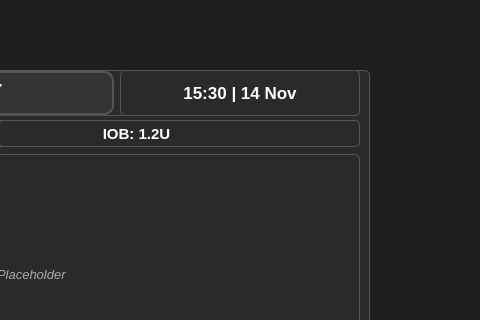
Jelloge/insulin-pump-project, file mainwindow.ui: the form before one commit; both pictures show x 421 to 901 and y 0 to 320 of the 1086 by 716 pixel window.
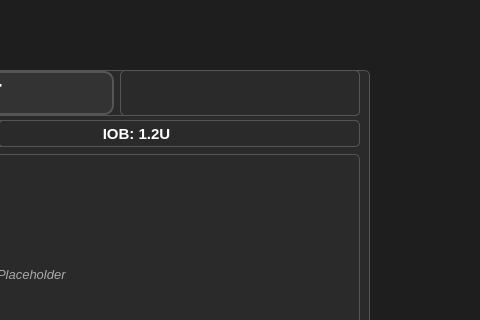
The form after the commit.

```diff
--- a/mainwindow.ui
+++ b/mainwindow.ui
@@ -48,7 +48,7 @@
       <set>Qt::AlignCenter</set>
      </property>
     </widget>
-    <widget class="QWidget" name="">
+    <widget class="QWidget" name="layoutWidget">
      <property name="geometry">
       <rect>
        <x>10</x>
@@ -150,7 +150,7 @@
          <string notr="true">font-weight: bold; font-size: 13pt; color: white;</string>
         </property>
         <property name="text">
-         <string>15:30 | 14 Nov</string>
+         <string/>
         </property>
         <property name="alignment">
          <set>Qt::AlignCenter</set>
@@ -159,7 +159,7 @@
       </item>
      </layout>
     </widget>
-    <widget class="QWidget" name="">
+    <widget class="QWidget" name="layoutWidget">
      <property name="geometry">
       <rect>
        <x>10</x>
```
